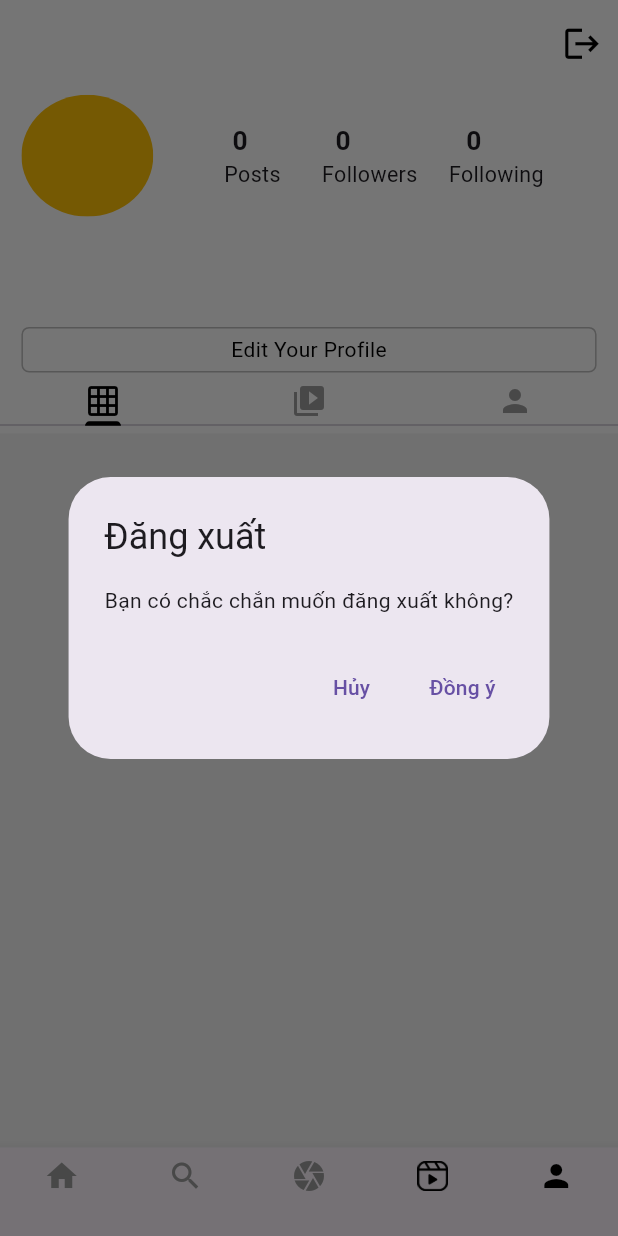
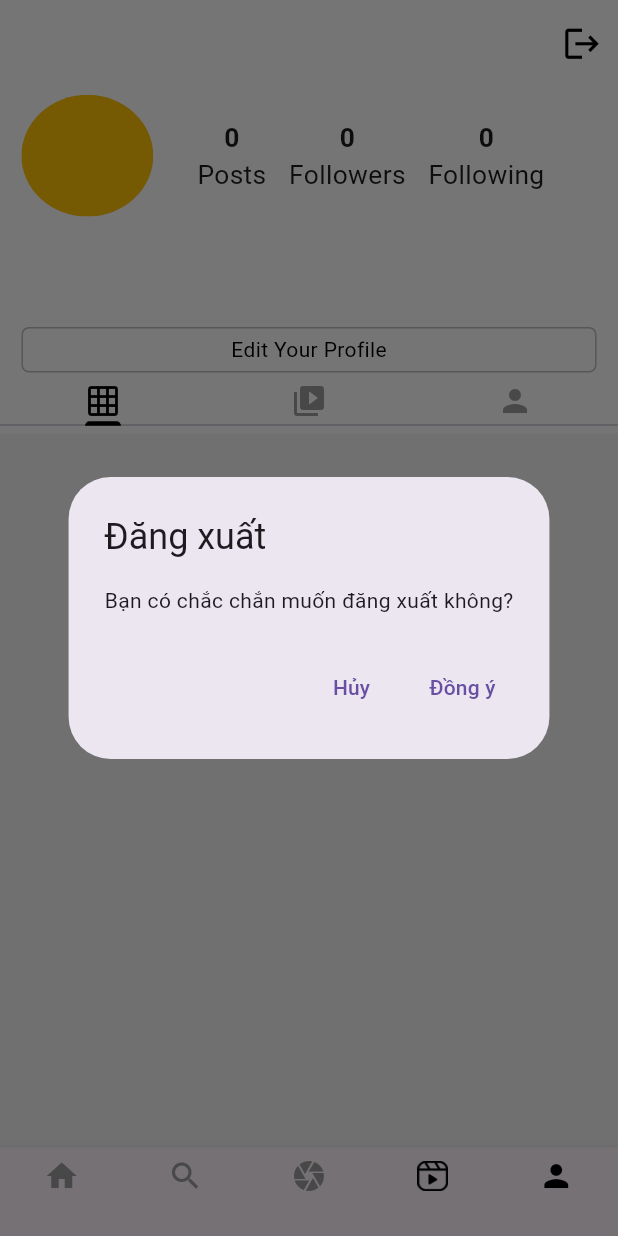
Before and after one commit to caocao012345678/flutter_instagram_clone, a Flutter app: the screen it shows once a user with an empty profile is signed in, item 5 of the bottom bar chosen, after a tap on the "logout" icon, on a phone screen of 412 x 824 dp. Run offline on Flutter 3.47's test engine with Material 3 defaults, Android fonts, the phone set to English and light mode, and no system bars; drawn by our look-alikes of cached_network_image; our stand-ins replace cloud_firestore, date_format, firebase_auth, firebase_core, firebase_storage, flutter_screenutil and 3 more; missing offline and left inert: dart:ffi, photo_manager; accounts and stored records are empty; network calls fail.

Commit message:
Done: edit profile & delete post & sign in, sign up password *** & add button logout

```diff
--- a/lib/data/firebase_service/firebase_auth.dart
+++ b/lib/data/firebase_service/firebase_auth.dart
@@ -30,6 +30,7 @@ class Authentication {
   }) async {
     String URL;
     try {
+
       if (email.isNotEmpty &&
           password.isNotEmpty &&
           username.isNotEmpty &&
--- a/lib/screen/following_screen.dart
+++ b/lib/screen/following_screen.dart
@@ -24,7 +24,6 @@ class _FollowingScreenState extends State<FollowingScreen> {
     _loadFollowingData();
   }
 
-  // Lấy danh sách người dùng mà hiện tại người dùng đang theo dõi
   _loadFollowingData() async {
     DocumentSnapshot userDoc = await _firebaseFirestore
         .collection('users')
@@ -36,11 +35,9 @@ class _FollowingScreenState extends State<FollowingScreen> {
     });
   }
 
-  // Hàm unfollow, sẽ xóa người dùng khỏi danh sách following
   _unfollowUser(String uidToUnfollow) async {
     final userUid = FirebaseAuth.instance.currentUser!.uid;
 
-    // Cập nhật danh sách "following" trong Firestore
     await _firebaseFirestore.collection('users').doc(userUid).update({
       'following': FieldValue.arrayRemove([uidToUnfollow]),
     });
--- a/lib/screen/login_screen.dart
+++ b/lib/screen/login_screen.dart
@@ -37,7 +37,7 @@ class _LoginScreenState extends State<LoginScreen> {
             SizedBox(height: 120.h),
             Textfild(email, email_F, 'Email', Icons.email),
             SizedBox(height: 15.h),
-            Textfild(password, password_F, 'Password', Icons.lock),
+            Textfild(password, password_F, 'Password', Icons.lock, isPassword: true),
             SizedBox(height: 15.h),
             forget(),
             SizedBox(height: 15.h),
@@ -125,7 +125,7 @@ class _LoginScreenState extends State<LoginScreen> {
   }
 
   Padding Textfild(TextEditingController controll, FocusNode focusNode,
-      String typename, IconData icon) {
+      String typename, IconData icon,{bool isPassword = false}) {
     return Padding(
       padding: EdgeInsets.symmetric(horizontal: 10.w),
       child: Container(
@@ -138,6 +138,7 @@ class _LoginScreenState extends State<LoginScreen> {
           style: TextStyle(fontSize: 18.sp, color: Colors.black),
           controller: controll,
           focusNode: focusNode,
+          obscureText: isPassword,
           decoration: InputDecoration(
             hintText: typename,
             prefixIcon: Icon(
--- a/lib/screen/profile_screen.dart
+++ b/lib/screen/profile_screen.dart
@@ -81,6 +81,49 @@ class _ProfileScreenState extends State<ProfileScreen> {
       Navigator.pushReplacementNamed(context, '/login');
     }
   }
+  Widget buildStatColumn({
+    required String label,
+    required String field,
+    required String uid,
+    required BuildContext context,
+    VoidCallback? onTap,
+  }) {
+    return GestureDetector(
+      onTap: onTap,
+      child: StreamBuilder<DocumentSnapshot>(
+        stream: FirebaseFirestore.instance.collection('users').doc(uid).snapshots(),
+        builder: (context, snapshot) {
+          String displayText = '0';
+          if (snapshot.connectionState == ConnectionState.waiting) {
+            displayText = '...';
+          } else if (snapshot.hasData && snapshot.data!.data() != null) {
+            final data = snapshot.data!.data() as Map<String, dynamic>;
+            if (data.containsKey(field)) {
+              displayText = (data[field] as List).length.toString();
+            }
+          }
+
+          return Column(
+            children: [
+              Text(
+                displayText,
+                style: TextStyle(
+                  fontWeight: FontWeight.bold,
+                  fontSize: 16.sp,
+                ),
+              ),
+              Text(
+                label,
+                style: TextStyle(
+                  fontSize: 16.sp,
+                ),
+              ),
+            ],
+          );
+        },
+      ),
+    );
+  }
 
   @override
   Widget build(BuildContext context) {
@@ -109,9 +152,9 @@ class _ProfileScreenState extends State<ProfileScreen> {
                     .snapshots(),
                 builder: (context, snapshot) {
                   if (!snapshot.hasData) {
-                    return SliverToBoxAdapter(
+                    return const SliverToBoxAdapter(
                         child:
-                        const Center(child: CircularProgressIndicator()));
+                        Center(child: CircularProgressIndicator()));
                   }
                   post_lenght = snapshot.data!.docs.length;
                   return SliverGrid(
@@ -143,7 +186,6 @@ class _ProfileScreenState extends State<ProfileScreen> {
     );
   }
 
-  // ignore: non_constant_identifier_names
   Widget Head(Usermodel user) {
     return Container(
       color: Colors.white,
@@ -154,18 +196,35 @@ class _ProfileScreenState extends State<ProfileScreen> {
             padding: EdgeInsets.only(top: 5.h),
             child: Row(
               children: [
+                if (widget.Uid != _auth.currentUser?.uid)
+                  IconButton(
+                    icon: const Icon(
+                      Icons.arrow_back,
+                      color: Colors.black,
+                      size: 27,
+                    ),
+                    onPressed: () {
+                      Navigator.pop(context);
+                    },
+                  ),
+                if (widget.Uid != _auth.currentUser?.uid) ...[
+                  SizedBox(width: 10.w),
+                ] else ...[
                   SizedBox(width: 15.w),
+                ],
                 Text(
                   user.username,
-                  style: TextStyle(
+                  style: const TextStyle(
                     fontSize: 23,
                     fontWeight: FontWeight.bold,
                   ),
                 ),
-                Spacer(),
+
+                const Spacer(),
+
                 if (widget.Uid == _auth.currentUser?.uid)
                   IconButton(
-                    icon: Icon(
+                    icon: const Icon(
                       Icons.logout,
                       color: Colors.black,
                       size: 27,
@@ -175,26 +234,39 @@ class _ProfileScreenState extends State<ProfileScreen> {
               ],
             ),
           ),
-
           Row(
             children: [
-              Padding(
+              StreamBuilder(
+                stream: FirebaseFirestore.instance
+                    .collection('users')
+                    .doc(widget.Uid)
+                    .snapshots(),
+                builder: (context, snapshot) {
+                  if (!snapshot.hasData) {
+                    return CircularProgressIndicator();
+                  }
+                  var user = snapshot.data!;
+                  return Padding(
                     padding: EdgeInsets.symmetric(horizontal: 13.w, vertical: 10.h),
                     child: ClipOval(
                       child: SizedBox(
                         width: 80.w,
                         height: 80.h,
-                    child: CachedImage(user.profile),
+                        child: CachedImage(user['profile']),
                       ),
                     ),
+                  );
+                },
               ),
-
               Column(
                 crossAxisAlignment: CrossAxisAlignment.start,
                 children: [
                   Row(
+                    mainAxisAlignment: MainAxisAlignment.spaceEvenly,
                     children: [
-                      SizedBox(width: 35.w),
+                      SizedBox(width: 15),
+                      Column(
+                        children: [
                           Text(
                             post_lenght.toString(),
                             style: TextStyle(
@@ -202,73 +274,46 @@ class _ProfileScreenState extends State<ProfileScreen> {
                               fontSize: 16.sp,
                             ),
                           ),
-                      SizedBox(width: 53.w),
-                      Text(
-                        user.followers.length.toString(),
-                        style: TextStyle(
-                          fontWeight: FontWeight.bold,
-                          fontSize: 16.sp,
-                        ),
-                      ),
-                      SizedBox(width: 70.w),
-                      Text(
-                        user.following.length.toString(),
-                        style: TextStyle(
-                          fontWeight: FontWeight.bold,
-                          fontSize: 16.sp,
-                        ),
-                      ),
-                      SizedBox(width: 30.w),
-
-                    ],
-                  ),
-                  Row(
-                    children: [
-                      SizedBox(width: 30.w),
                           Text(
                             'Posts',
                             style: TextStyle(
-                          fontSize: 13.sp,
-                        ),
-                      ),
-                      SizedBox(width: 25.w),
-                      GestureDetector(
-                        onTap: () {
-                          Navigator.push(
-                            context,
-                            MaterialPageRoute(
-                              builder: (context) => FollowersScreen(),
-                            ),
-                          );
-                        },
-                        child: Text(
-                          'Followers',
-                          style: TextStyle(
-                            fontSize: 13.sp,
-                          ),
-                        ),
-                      ),
-                      SizedBox(width: 19.w),
-                      GestureDetector(
-                        onTap: () {
-                          Navigator.push(
-                            context,
-                            MaterialPageRoute(
-                              builder: (context) => FollowingScreen(),
-                            ),
-                          );
-                        },
-                        child: Text(
-                          'Following',
-                          style: TextStyle(
-                            fontSize: 13.sp,
-                          ),
+                              fontSize: 16.sp,
                             ),
                           ),
                         ],
                       ),
+                      SizedBox(width: 15),
+                      // Followers
+                      buildStatColumn(
+                        label: 'Followers',
+                        field: 'followers',
+                        uid: widget.Uid,
+                        context: context,
+                        onTap: () {
+                          Navigator.push(
+                            context,
+                            MaterialPageRoute(builder: (context) => FollowersScreen()),
+                          );
+                        },
+                      ),
+                      SizedBox(width: 15),
+                      // Following
+                      buildStatColumn(
+                        label: 'Following',
+                        field: 'following',
+                        uid: widget.Uid,
+                        context: context,
+                        onTap: () {
+                          Navigator.push(
+                            context,
+                            MaterialPageRoute(builder: (context) => FollowingScreen()),
+                          );
+                        },
+                      ),
                     ],
-              )
+                  ),
+                ],
+              ),
             ],
           ),
           Padding(
@@ -328,12 +373,12 @@ class _ProfileScreenState extends State<ProfileScreen> {
                         ),
                       );
                     },
-                    child: Text(
+                    child: const Text(
                       'Edit Your Profile',
                       style: TextStyle(color: Colors.black),
                     ),
                   )
-                      : Text(
+                      : const Text(
                     'Follow',
                     style: TextStyle(color: Colors.white),
                   ),
@@ -365,7 +410,7 @@ class _ProfileScreenState extends State<ProfileScreen> {
                             borderRadius: BorderRadius.circular(5.r),
                             border: Border.all(color: Colors.grey.shade200),
                           ),
-                          child: Text('Unfollow')),
+                          child: const Text('Unfollow')),
                     ),
                   ),
                   SizedBox(width: 8.w),
@@ -379,7 +424,7 @@ class _ProfileScreenState extends State<ProfileScreen> {
                         borderRadius: BorderRadius.circular(5.r),
                         border: Border.all(color: Colors.grey.shade200),
                       ),
-                      child: Text(
+                      child: const Text(
                         'Message',
                         style: TextStyle(color: Colors.black),
                       ),
--- a/lib/screen/signup.dart
+++ b/lib/screen/signup.dart
@@ -58,16 +58,16 @@ class _SignupScreenState extends State<SignupScreen> {
                 });
               },
               child: CircleAvatar(
-                radius: 36.r,
+                radius: 50.r,
                 backgroundColor: Colors.grey,
                 child: _imageFile == null
                     ? CircleAvatar(
-                        radius: 34.r,
+                        radius: 50.r,
                         backgroundImage: AssetImage('images/person.png'),
                         backgroundColor: Colors.grey.shade200,
                       )
                     : CircleAvatar(
-                        radius: 34.r,
+                        radius: 50.r,
                         backgroundImage: Image.file(
                           _imageFile!,
                           fit: BoxFit.cover,
@@ -83,10 +83,10 @@ class _SignupScreenState extends State<SignupScreen> {
             SizedBox(height: 15.h),
             Textfild(bio, bio_F, 'bio', Icons.abc),
             SizedBox(height: 15.h),
-            Textfild(password, password_F, 'Password', Icons.lock),
+            Textfild(password, password_F, 'Password', Icons.lock, isPassword: true),
             SizedBox(height: 15.h),
-            Textfild(passwordConfirme, passwordConfirme_F, 'PasswordConfirme',
-                Icons.lock),
+            Textfild(passwordConfirme, passwordConfirme_F, 'Password Confirme',
+                Icons.lock,isPassword: true),
             SizedBox(height: 15.h),
             Signup(),
             SizedBox(height: 15.h),
@@ -165,7 +165,7 @@ class _SignupScreenState extends State<SignupScreen> {
   }
 
   Padding Textfild(TextEditingController controll, FocusNode focusNode,
-      String typename, IconData icon) {
+      String typename, IconData icon, {bool isPassword = false}) {
     return Padding(
       padding: EdgeInsets.symmetric(horizontal: 10.w),
       child: Container(
@@ -178,6 +178,7 @@ class _SignupScreenState extends State<SignupScreen> {
           style: TextStyle(fontSize: 18.sp, color: Colors.black),
           controller: controll,
           focusNode: focusNode,
+          obscureText: isPassword,
           decoration: InputDecoration(
             hintText: typename,
             prefixIcon: Icon(
```
Also changed, not shown: lib/screen/editprofile_screen.dart (+50 -16 lines), lib/widgets/post_widget.dart (+21 -15 lines), 1 other file. Lines whose indentation alone changed are shown as unchanged.
